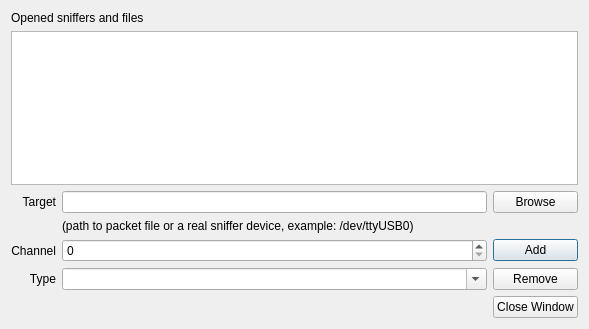
Old version of the form SnifferDialog.ui in the repository cetic/foren6-gui-qt.
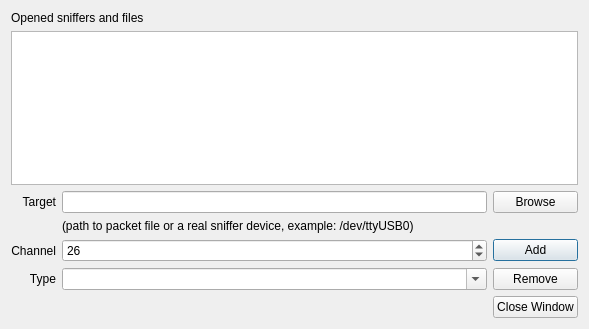
New version of the form.

Commit message: Set default value for channel

Patch:
```diff
--- a/SnifferDialog.ui
+++ b/SnifferDialog.ui
@@ -45,6 +45,9 @@
      <property name="maximum">
       <number>30</number>
      </property>
+     <property name="value">
+      <number>26</number>
+     </property>
     </widget>
    </item>
    <item row="2" column="3">
```
